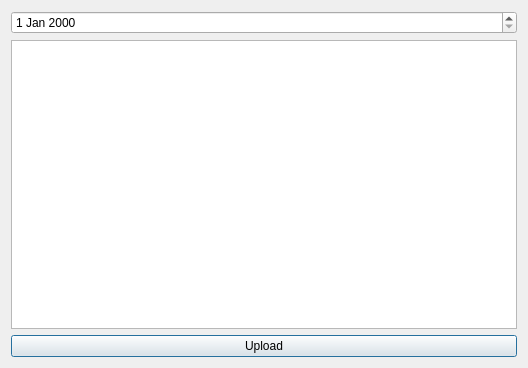
This is TransportManagersServer/dialogrecorteditform.ui in werasaimon/TransportManagers as Qt 5 draws it before an edit. The edited form follows.
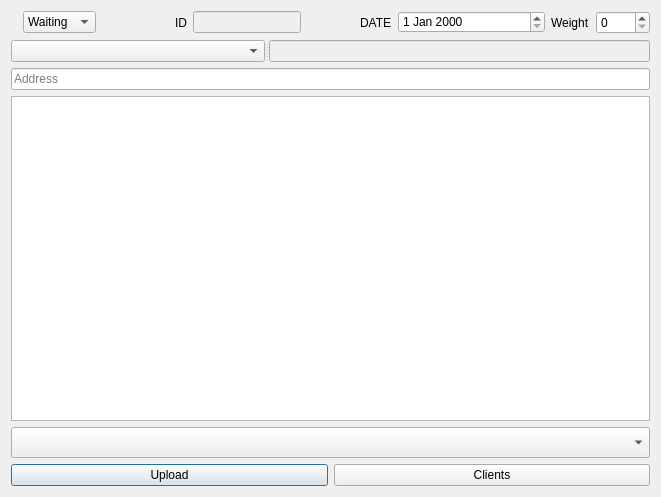
This is the edited form.

Diff of the .ui file:
```diff
--- a/TransportManagersServer/dialogrecorteditform.ui
+++ b/TransportManagersServer/dialogrecorteditform.ui
@@ -6,31 +6,168 @@
    <rect>
     <x>0</x>
     <y>0</y>
-    <width>528</width>
-    <height>368</height>
+    <width>661</width>
+    <height>497</height>
    </rect>
   </property>
   <property name="windowTitle">
    <string>Dialog</string>
   </property>
-  <layout class="QGridLayout" name="gridLayout">
+  <layout class="QGridLayout" name="gridLayout_5">
    <item row="0" column="0">
-    <layout class="QVBoxLayout" name="verticalLayout">
-     <item>
-      <widget class="QDateEdit" name="dateEdit"/>
+    <layout class="QGridLayout" name="gridLayout_4">
+     <item row="5" column="0">
+      <widget class="QComboBox" name="comboBox_Clients">
+       <property name="font">
+        <font>
+         <pointsize>14</pointsize>
+        </font>
+       </property>
+       <property name="editable">
+        <bool>false</bool>
+       </property>
+       <property name="duplicatesEnabled">
+        <bool>true</bool>
+       </property>
+      </widget>
      </item>
-     <item>
+     <item row="6" column="0">
+      <layout class="QGridLayout" name="gridLayout_3">
+       <item row="0" column="0">
+        <widget class="QPushButton" name="pushButton">
+         <property name="text">
+          <string>Upload</string>
+         </property>
+        </widget>
+       </item>
+       <item row="0" column="1">
+        <widget class="QPushButton" name="pushButton_2">
+         <property name="text">
+          <string>Clients</string>
+         </property>
+        </widget>
+       </item>
+      </layout>
+     </item>
+     <item row="0" column="0">
+      <layout class="QGridLayout" name="gridLayout_2">
+       <item row="0" column="2" alignment="Qt::AlignRight">
+        <widget class="QLineEdit" name="lineEdit_ID">
+         <property name="enabled">
+          <bool>false</bool>
+         </property>
+        </widget>
+       </item>
+       <item row="0" column="1" alignment="Qt::AlignRight">
+        <widget class="QLabel" name="label_2">
+         <property name="text">
+          <string>ID</string>
+         </property>
+        </widget>
+       </item>
+       <item row="0" column="4" alignment="Qt::AlignRight">
+        <widget class="QLabel" name="label">
+         <property name="text">
+          <string>DATE</string>
+         </property>
+        </widget>
+       </item>
+       <item row="0" column="6">
+        <layout class="QFormLayout" name="formLayout">
+         <item row="0" column="0">
+          <widget class="QLabel" name="label_3">
+           <property name="text">
+            <string>Weight</string>
+           </property>
+          </widget>
+         </item>
+         <item row="0" column="1">
+          <widget class="QSpinBox" name="spinBox_Weight">
+           <property name="maximum">
+            <number>1000</number>
+           </property>
+          </widget>
+         </item>
+        </layout>
+       </item>
+       <item row="0" column="5">
+        <widget class="QDateEdit" name="dateEdit">
+         <property name="minimumSize">
+          <size>
+           <width>147</width>
+           <height>0</height>
+          </size>
+         </property>
+         <property name="maximumSize">
+          <size>
+           <width>147</width>
+           <height>22</height>
+          </size>
+         </property>
+        </widget>
+       </item>
+       <item row="0" column="0" alignment="Qt::AlignRight">
+        <widget class="QComboBox" name="comboBox_Status">
+         <property name="maximumSize">
+          <size>
+           <width>73</width>
+           <height>16777215</height>
+          </size>
+         </property>
+         <item>
+          <property name="text">
+           <string>Waiting</string>
+          </property>
+         </item>
+         <item>
+          <property name="text">
+           <string>Executor</string>
+          </property>
+         </item>
+         <item>
+          <property name="text">
+           <string>Final</string>
+          </property>
+         </item>
+        </widget>
+       </item>
+      </layout>
+     </item>
+     <item row="4" column="0">
       <widget class="QPlainTextEdit" name="plainTextEdit"/>
      </item>
+     <item row="3" column="0">
+      <widget class="QLineEdit" name="lineEdit_Address">
+       <property name="placeholderText">
+        <string>Address</string>
+       </property>
+      </widget>
+     </item>
+     <item row="1" column="0">
+      <layout class="QGridLayout" name="gridLayout"/>
+     </item>
+     <item row="2" column="0">
+      <widget class="QSplitter" name="splitter">
+       <property name="orientation">
+        <enum>Qt::Horizontal</enum>
+       </property>
+       <widget class="QComboBox" name="comboBox_NameProducts">
+        <property name="minimumSize">
+         <size>
+          <width>73</width>
+          <height>22</height>
+         </size>
+        </property>
+       </widget>
+       <widget class="QLineEdit" name="lineEdit_CurrentProduct">
+        <property name="enabled">
+         <bool>false</bool>
+        </property>
+       </widget>
+      </widget>
+     </item>
     </layout>
    </item>
-   <item row="1" column="0">
-    <widget class="QPushButton" name="pushButton">
-     <property name="text">
-      <string>Upload</string>
-     </property>
-    </widget>
-   </item>
   </layout>
  </widget>
  <resources/>
```
